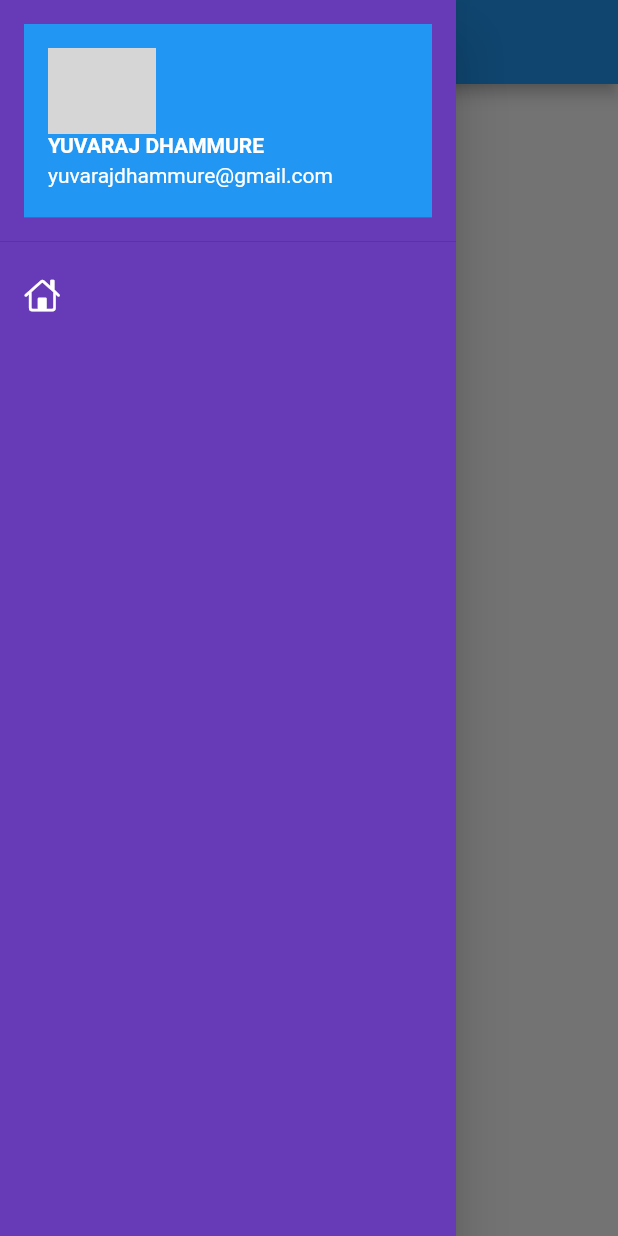
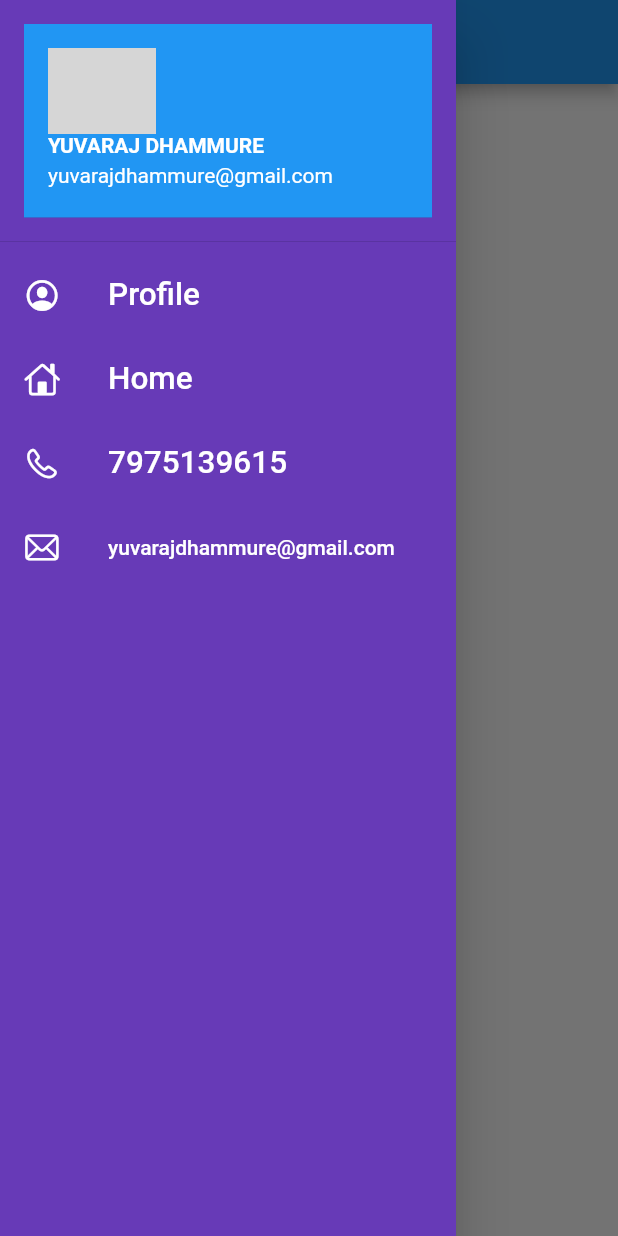
Before and after one commit to Sageyuva/1stflutterrepo, a Flutter app: the homepage screen opened directly, with the side drawer open, on a phone screen of 412 x 824 dp. Run offline on Flutter 3.47's test engine with Material 2 defaults, Android fonts, the phone set to English and light mode, and no system bars; our stand-ins replace google_fonts, matcher; missing offline and left inert: dart:ffi; network calls fail; grey boxes are pictures that could not be loaded.

Commit message:
home completed

```diff
--- a/lib/widgets/drawer.dart
+++ b/lib/widgets/drawer.dart
@@ -9,7 +9,7 @@ class MyDrawer extends StatelessWidget {
 
   @override
   Widget build(BuildContext context) {
-    final imageurl="https://i.pinimg.com/474x/00/6a/3b/006a3bdcce01d123d83a54390a4be892.jpg";
+    final imageurl="https://i.pinimg.com/474x/3f/ff/58/3fff5832e236da38dc6e9d4dbae0332b.jpg";
     return Drawer(
       child: Container(
         color:Colors.deepPurple,
@@ -32,10 +32,38 @@ class MyDrawer extends StatelessWidget {
               ),
             ),
             ListTile(
-              leading: Icon(CupertinoIcons.home,color: Colors.white,),
-
-
-            )
+              textColor: Colors.white,
+              iconColor: Colors.white,
+              leading: Icon(CupertinoIcons.profile_circled),
+              title: Text("Profile",textScaleFactor: 1.5,),
+             ),
+            ListTile(
+              textColor: Colors.white,
+              iconColor: Colors.white,
+              leading: Icon(CupertinoIcons.home,
+              // color: Colors.white,
+              ),
+              title: Text("Home",
+              textScaleFactor: 1.5,
+              // style: TextStyle(
+              //   fontSize: 23,
+              //   fontWeight: FontWeight.bold,
+              //   // color: Colors.white,
+              // ),
+              ),
+             ),
+             ListTile(
+              textColor: Colors.white,
+              iconColor: Colors.white,
+              leading: Icon(CupertinoIcons.phone),
+              title: Text("7975139615",textScaleFactor: 1.5,),
+             ),
+             ListTile(
+              textColor: Colors.white,
+              iconColor: Colors.white,
+              leading: Icon(CupertinoIcons.mail),
+              title: Text("yuvarajdhammure@gmail.com",textScaleFactor: 1.0,),
+             )
           ],
         ),
       ),
```
